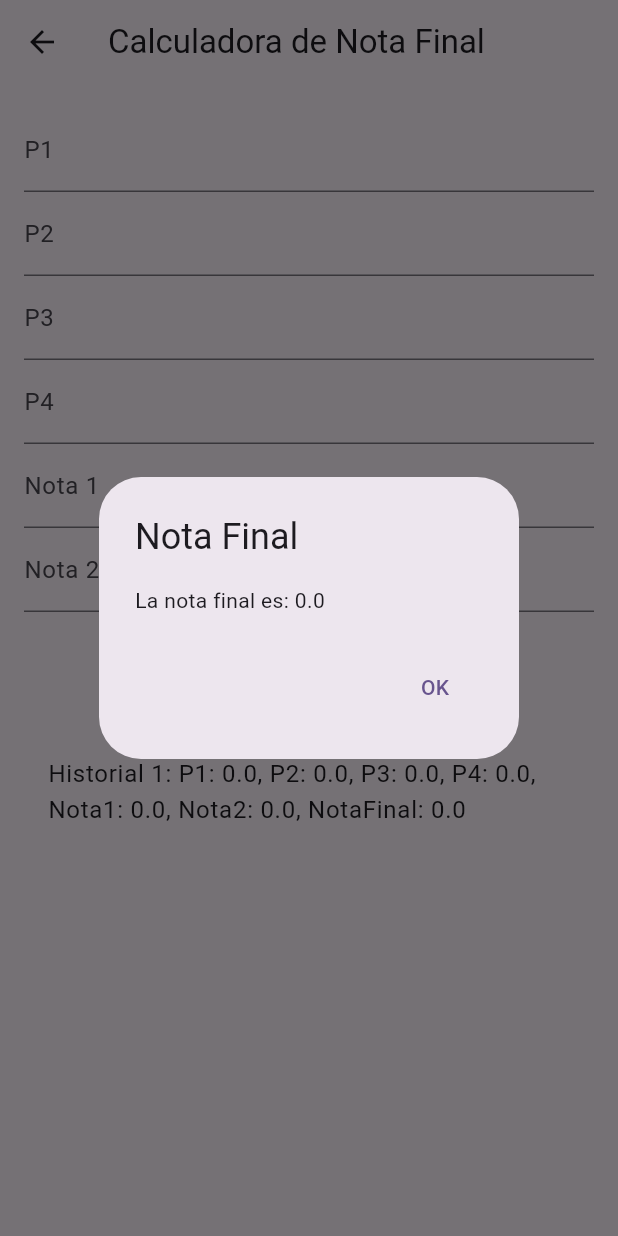
After one commit to IngNex/flutter_calculate_grades, a Flutter app: the HistoryCalculateScreen screen opened directly, after a tap on "Calcular Nota Final", on a phone screen of 412 x 824 dp. The commit adds this screen. Run offline on Flutter 3.47's test engine with Material 3 defaults, Android fonts, the phone set to English and light mode, and no system bars.

Commit message:
history calculate notes

```diff
--- /dev/null
+++ b/lib/interface/pages/history_calculate_page.dart
@@ -0,0 +1,127 @@
+import 'package:flutter/material.dart';
+
+class HistoryCalculateScreen extends StatefulWidget {
+  @override
+  _HistoryCalculateState createState() => _HistoryCalculateState();
+}
+
+class _HistoryCalculateState extends State<HistoryCalculateScreen> {
+  TextEditingController p1Controller = TextEditingController();
+  TextEditingController p2Controller = TextEditingController();
+  TextEditingController p3Controller = TextEditingController();
+  TextEditingController p4Controller = TextEditingController();
+  TextEditingController nota1Controller = TextEditingController();
+  TextEditingController nota2Controller = TextEditingController();
+
+  List<Map<String, double>> historicalEntries = [];
+
+  double calculateFinalGrade() {
+    double p1 = double.tryParse(p1Controller.text) ?? 0.0;
+    double p2 = double.tryParse(p2Controller.text) ?? 0.0;
+    double p3 = double.tryParse(p3Controller.text) ?? 0.0;
+    double p4 = double.tryParse(p4Controller.text) ?? 0.0;
+    double nota1 = double.tryParse(nota1Controller.text) ?? 0.0;
+    double nota2 = double.tryParse(nota2Controller.text) ?? 0.0;
+
+    double finalGrade = ((p1 + p2 + p3 + p4) / 4 * 0.4) + (nota1 * 0.3) + (nota2 * 0.3);
+
+    // Agregar todas las notas al historial
+    // Agregar todas las notas al historial
+    setState(() {
+      historicalEntries.add({
+        'P1': p1,
+        'P2': p2,
+        'P3': p3,
+        'P4': p4,
+        'Nota1': nota1,
+        'Nota2': nota2,
+        'NotaFinal': finalGrade,
+      });
+    });
+
+    return finalGrade;
+  }
+
+  @override
+  Widget build(BuildContext context) {
+    return Scaffold(
+      appBar: AppBar(
+        title: Text('Calculadora de Nota Final'),
+      ),
+      body: Padding(
+        padding: const EdgeInsets.all(16.0),
+        child: Column(
+          mainAxisAlignment: MainAxisAlignment.center,
+          children: [
+            TextField(
+              controller: p1Controller,
+              keyboardType: TextInputType.number,
+              decoration: InputDecoration(labelText: 'P1'),
+            ),
+            TextField(
+              controller: p2Controller,
+              keyboardType: TextInputType.number,
+              decoration: InputDecoration(labelText: 'P2'),
+            ),
+            TextField(
+              controller: p3Controller,
+              keyboardType: TextInputType.number,
+              decoration: InputDecoration(labelText: 'P3'),
+            ),
+            TextField(
+              controller: p4Controller,
+              keyboardType: TextInputType.number,
+              decoration: InputDecoration(labelText: 'P4'),
+            ),
+            TextField(
+              controller: nota1Controller,
+              keyboardType: TextInputType.number,
+              decoration: InputDecoration(labelText: 'Nota 1'),
+            ),
+            TextField(
+              controller: nota2Controller,
+              keyboardType: TextInputType.number,
+              decoration: InputDecoration(labelText: 'Nota 2'),
+            ),
+            SizedBox(height: 20),
+            ElevatedButton(
+              onPressed: () {
+                double finalGrade = calculateFinalGrade();
+                showDialog(
+                  context: context,
+                  builder: (context) => AlertDialog(
+                    title: Text('Nota Final'),
+                    content: Text('La nota final es: $finalGrade'),
+                    actions: [
+                      TextButton(
+                        onPressed: () {
+                          Navigator.pop(context);
+                        },
+                        child: Text('OK'),
+                      ),
+                    ],
+                  ),
+                );
+              },
+              child: Text('Calcular Nota Final'),
+            ),
+            SizedBox(height: 20),
+            Expanded(
+              child: ListView.builder(
+                itemCount: historicalEntries.length,
+                itemBuilder: (context, index) {
+                  final entry = historicalEntries[index];
+                  final entryString =
+                      entry.entries.map((e) => '${e.key}: ${e.value}').join(', ');
+                  return ListTile(
+                    title: Text('Historial ${index + 1}: $entryString'),
+                  );
+                },
+              ),
+            ),
+          ],
+        ),
+      ),
+    );
+  }
+}
--- /dev/null
+++ b/lib/interface/pages/home_page.dart
@@ -0,0 +1,36 @@
+import 'package:calcular_notas/interface/pages/calculate_notes_page.dart';
+import 'package:calcular_notas/interface/pages/history_calculate_page.dart';
+import 'package:flutter/material.dart';
+
+class HomeScreen extends StatelessWidget {
+  const HomeScreen({super.key});
+
+  @override
+  Widget build(BuildContext context) {
+    return Scaffold(
+      body: SafeArea(
+        child: Column(
+          crossAxisAlignment: CrossAxisAlignment.center,
+          children: [
+            ElevatedButton(
+              onPressed: () => Navigator.of(context).push(
+                MaterialPageRoute(
+                  builder: (context) => CalculateScreen(),
+                ),
+              ),
+              child: Text('Calcula Notas'),
+            ),
+            ElevatedButton(
+              onPressed: () => Navigator.of(context).push(
+                MaterialPageRoute(
+                  builder: (context) => HistoryCalculateScreen(),
+                ),
+              ),
+              child: Text('Calcula Notas con historial'),
+            ),
+          ],
+        ),
+      ),
+    );
+  }
+}
--- a/lib/main.dart
+++ b/lib/main.dart
@@ -1,4 +1,4 @@
-import 'package:calcular_notas/interface/pages/calculate_notes.dart';
+import 'package:calcular_notas/interface/pages/home_page.dart';
 import 'package:flutter/material.dart';
 
 void main() {
@@ -11,13 +11,13 @@ class MyApp extends StatelessWidget {
   @override
   Widget build(BuildContext context) {
     return MaterialApp(
-      title: 'Flutter Demo',
+      title: 'Calculando Notas',
       debugShowCheckedModeBanner: false,
       theme: ThemeData(
         colorScheme: ColorScheme.fromSeed(seedColor: Colors.deepPurple),
         useMaterial3: true,
       ),
-      home:  CalculateScreen(),
+      home:  HomeScreen(),
     );
   }
 }
```
Also changed, not shown: lib/interface/pages/calculate_notes_page.dart (renamed from lib/interface/pages/calculate_notes.dart).
